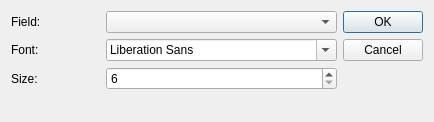
ankitects/anki, file designer/addfield.ui: the form before one commit.
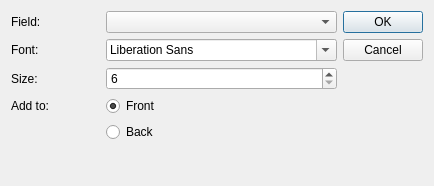
The form after the commit.

Commit message: use radio buttons to select q/a as other operating systems give focus to button

The edit to the form file:
```diff
--- a/designer/addfield.ui
+++ b/designer/addfield.ui
@@ -7,7 +7,7 @@
     <x>0</x>
     <y>0</y>
     <width>434</width>
-    <height>122</height>
+    <height>186</height>
    </rect>
   </property>
   <property name="windowTitle">
@@ -16,6 +16,16 @@
   <layout class="QHBoxLayout" name="horizontalLayout">
    <item>
     <layout class="QGridLayout" name="gridLayout">
+     <item row="3" column="1">
+      <widget class="QRadioButton" name="radioQ">
+       <property name="text">
+        <string>Front</string>
+       </property>
+       <property name="checked">
+        <bool>true</bool>
+       </property>
+      </widget>
+     </item>
      <item row="2" column="1">
       <widget class="QSpinBox" name="size">
        <property name="minimum">
@@ -53,7 +63,7 @@
      <item row="0" column="1">
       <widget class="QComboBox" name="fields"/>
      </item>
-     <item row="3" column="1">
+     <item row="5" column="1">
       <spacer name="verticalSpacer">
        <property name="orientation">
         <enum>Qt::Vertical</enum>
@@ -66,6 +76,20 @@
        </property>
       </spacer>
      </item>
+     <item row="4" column="1">
+      <widget class="QRadioButton" name="radioA">
+       <property name="text">
+        <string>Back</string>
+       </property>
+      </widget>
+     </item>
+     <item row="3" column="0">
+      <widget class="QLabel" name="label_4">
+       <property name="text">
+        <string>Add to:</string>
+       </property>
+      </widget>
+     </item>
     </layout>
    </item>
    <item>
```
Left out of the diff: 2 changed lines with no effect on the pictures. The commit also changes 1 other file.
